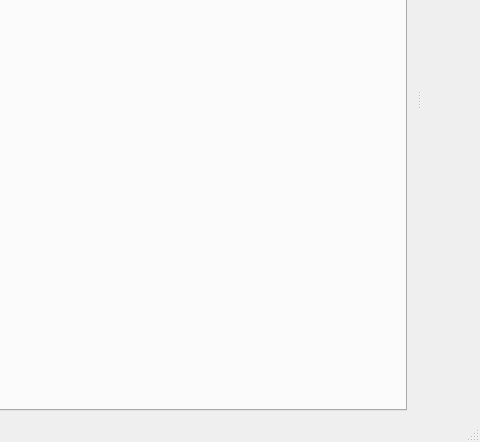
Qt form histoslider/ui/main_window.ui (BodenmillerGroup/HistoSlider) before a commit; both pictures show x 600 to 1080 and y 271 to 713 of the 1080 by 713 pixel window.
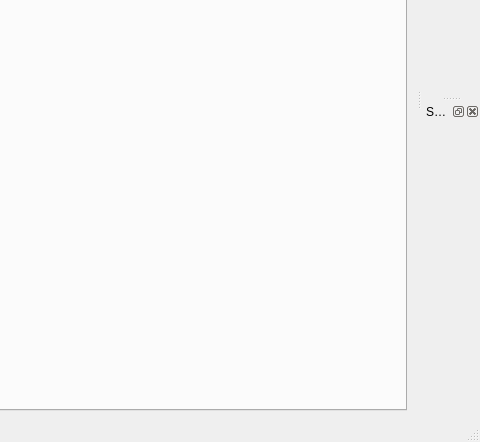
The same form after that commit. Icons and pictures are not drawn.

Commit message: Separate channels settings panel. Further image blend processing refactoring and fixes.

```diff
--- a/histoslider/ui/main_window.ui
+++ b/histoslider/ui/main_window.ui
@@ -115,6 +115,20 @@
     <layout class="QVBoxLayout" name="verticalLayoutInfo"/>
    </widget>
   </widget>
+  <widget class="QDockWidget" name="dockWidgetSettings">
+   <property name="features">
+    <set>QDockWidget::AllDockWidgetFeatures</set>
+   </property>
+   <property name="windowTitle">
+    <string>Settings</string>
+   </property>
+   <attribute name="dockWidgetArea">
+    <number>2</number>
+   </attribute>
+   <widget class="QWidget" name="dockWidgetContentsSettings">
+    <layout class="QVBoxLayout" name="verticalLayoutSettings"/>
+   </widget>
+  </widget>
   <action name="actionExit">
    <property name="icon">
     <iconset resource="../../resources/resources.qrc">
```
Left out of the diff: 1 changed line with no effect on the pictures. The commit also changes 15 other files.
